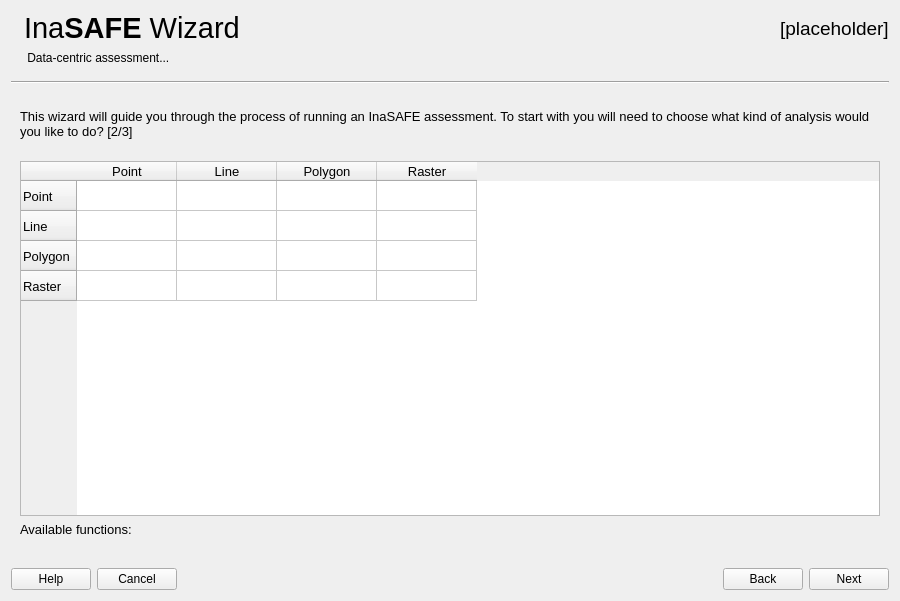
Before: the Qt Designer form safe/gui/ui/wizard_dialog_base.ui in inasafe/inasafe, drawn with Qt 5.
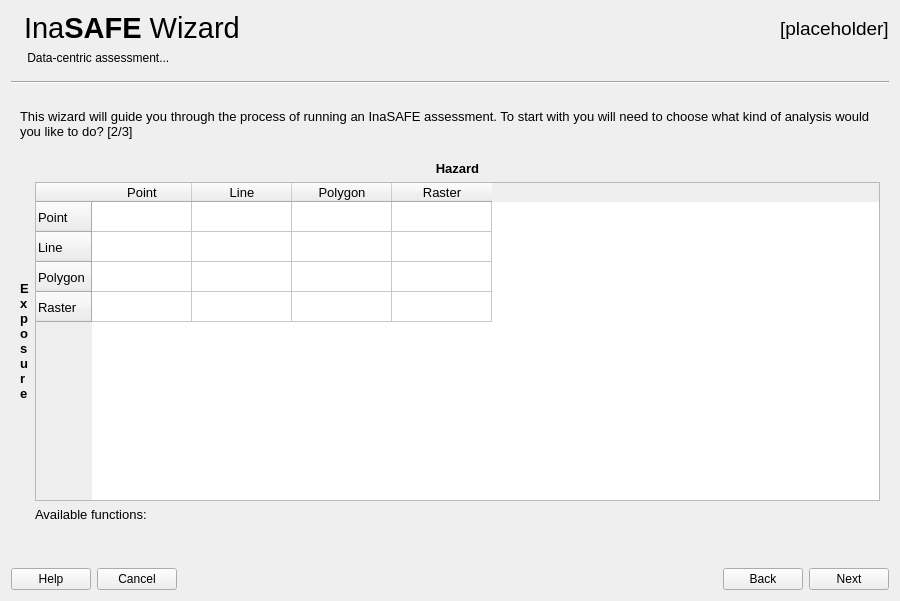
After: the same form once the commit is applied. The open tabs and pages were chosen to show the change. Icons and pictures are not drawn. Custom widgets are drawn as their Qt base class.

Commit message: [IFCW] Better formatting of the IF constraint matrix

```diff
--- a/safe/gui/ui/wizard_dialog_base.ui
+++ b/safe/gui/ui/wizard_dialog_base.ui
@@ -1737,6 +1737,25 @@
         </spacer>
        </item>
        <item>
+        <layout class="QGridLayout" name="gridLayout_14">
+         <item row="0" column="1">
+          <widget class="QLabel" name="label_4">
+           <property name="text">
+            <string>&lt;b&gt;Hazard&lt;/b&gt;</string>
+           </property>
+           <property name="alignment">
+            <set>Qt::AlignCenter</set>
+           </property>
+          </widget>
+         </item>
+         <item row="1" column="0">
+          <widget class="QLabel" name="label_5">
+           <property name="text">
+            <string>&lt;b&gt;E&lt;br/&gt;x&lt;br/&gt;p&lt;br/&gt;o&lt;br/&gt;s&lt;br/&gt;u&lt;br/&gt;r&lt;br/&gt;e&lt;/b&gt;</string>
+           </property>
+          </widget>
+         </item>
+         <item row="1" column="1">
         <widget class="QTableWidget" name="tblFunctions2">
          <property name="editTriggers">
           <set>QAbstractItemView::NoEditTriggers</set>
@@ -1795,15 +1814,26 @@
          </column>
         </widget>
        </item>
-       <item>
+         <item row="2" column="1">
         <widget class="QLabel" name="lblAvailableFunctions2">
+           <property name="minimumSize">
+            <size>
+             <width>0</width>
+             <height>40</height>
+            </size>
+           </property>
          <property name="text">
           <string>Available functions:</string>
          </property>
+           <property name="alignment">
+            <set>Qt::AlignLeading|Qt::AlignLeft|Qt::AlignTop</set>
+           </property>
          <property name="wordWrap">
           <bool>true</bool>
          </property>
         </widget>
+         </item>
+        </layout>
        </item>
        <item>
         <spacer name="verticalSpacer_35">
@@ -1816,7 +1846,7 @@
          <property name="sizeHint" stdset="0">
           <size>
            <width>20</width>
-           <height>16</height>
+           <height>6</height>
           </size>
          </property>
         </spacer>
```
Left out of the diff: 29 changed lines with no effect on the pictures. Lines whose indentation alone changed are shown as unchanged. The commit also changes 1 other file.
